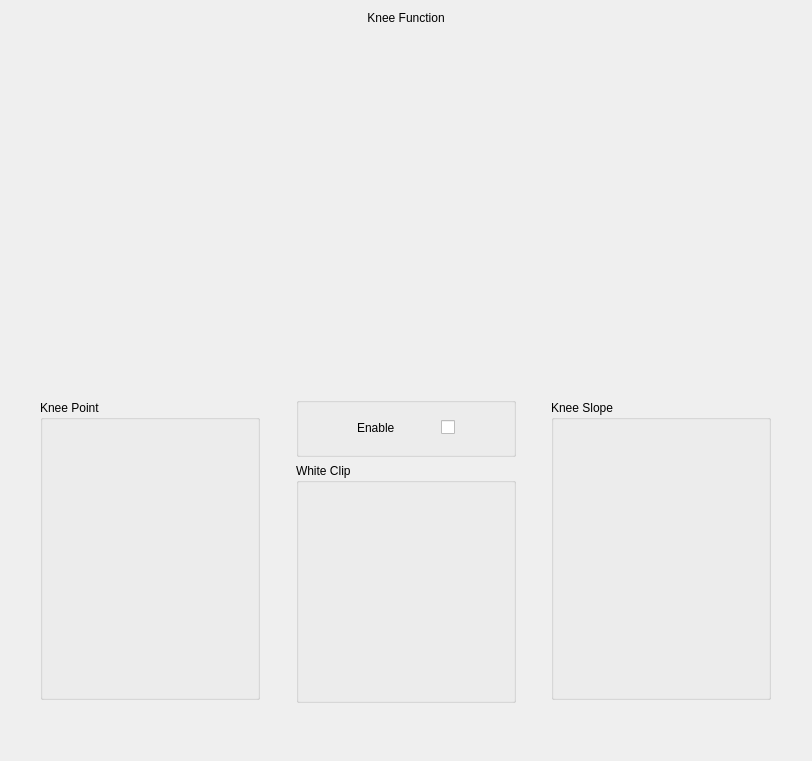
First picture: the form in dct_widgets/kneebox/kneebox.ui, repository KAYA-Instruments/SDI-Control-Point, before the edit.
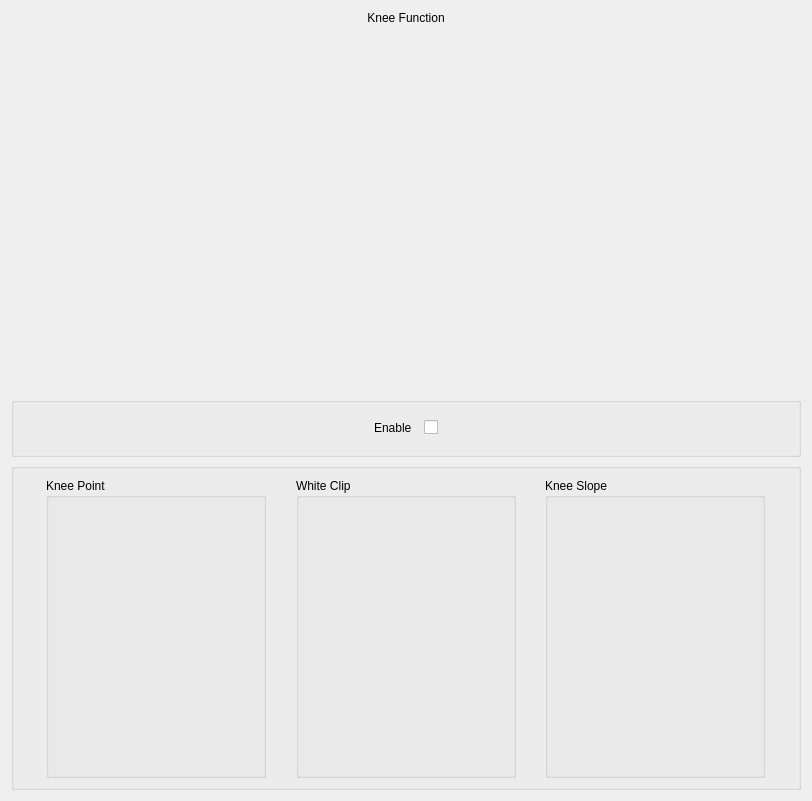
Second picture: the form after the edit. Custom widgets are drawn as their Qt base class.

```diff
--- a/dct_widgets/kneebox/kneebox.ui
+++ b/dct_widgets/kneebox/kneebox.ui
@@ -58,95 +58,6 @@
     </widget>
    </item>
    <item>
-    <layout class="QHBoxLayout" name="horizontalLayout">
-     <item>
-      <spacer name="horizontalSpacer">
-       <property name="orientation">
-        <enum>Qt::Horizontal</enum>
-       </property>
-       <property name="sizeHint" stdset="0">
-        <size>
-         <width>40</width>
-         <height>20</height>
-        </size>
-       </property>
-      </spacer>
-     </item>
-     <item>
-      <layout class="QVBoxLayout" name="verticalLayout_3">
-       <item>
-        <widget class="SingleChannelKnobBox" name="KneePoint">
-         <property name="minimumSize">
-          <size>
-           <width>220</width>
-           <height>300</height>
-          </size>
-         </property>
-         <property name="maximumSize">
-          <size>
-           <width>300</width>
-           <height>300</height>
-          </size>
-         </property>
-         <property name="focusPolicy">
-          <enum>Qt::TabFocus</enum>
-         </property>
-         <property name="toolTip">
-          <string/>
-         </property>
-         <property name="whatsThis">
-          <string/>
-         </property>
-         <property name="title">
-          <string>Knee Point</string>
-         </property>
-         <property name="maxRounds" stdset="0">
-          <number>1</number>
-         </property>
-         <property name="minimum" stdset="0">
-          <number>0</number>
-         </property>
-         <property name="maximum" stdset="0">
-          <number>100</number>
-         </property>
-         <property name="base" stdset="0">
-          <number>10</number>
-         </property>
-         <property name="comma" stdset="0">
-          <number>0</number>
-         </property>
-         <property name="fmt" stdset="0">
-          <string>%3.0f</string>
-         </property>
-         <property name="maxAngle" stdset="0">
-          <number>180</number>
-         </property>
-         <property name="needleImage" stdset="0">
-          <pixmap resource="../../resource/resource.qrc">:/images/needle/dial-pointer.png</pixmap>
-         </property>
-         <property name="backgroundImage" stdset="0">
-          <pixmap resource="../../resource/resource.qrc">:/images/back/dial-back-gray_full.png</pixmap>
-         </property>
-        </widget>
-       </item>
-      </layout>
-     </item>
-     <item>
-      <spacer name="horizontalSpacer_2">
-       <property name="orientation">
-        <enum>Qt::Horizontal</enum>
-       </property>
-       <property name="sizeHint" stdset="0">
-        <size>
-         <width>40</width>
-         <height>20</height>
-        </size>
-       </property>
-      </spacer>
-     </item>
-     <item>
-      <layout class="QVBoxLayout" name="verticalLayout">
-       <item>
         <widget class="QGroupBox" name="groupBox">
          <property name="minimumSize">
           <size>
@@ -166,6 +77,22 @@
          <layout class="QGridLayout" name="gridLayout">
           <item row="0" column="1">
            <layout class="QHBoxLayout" name="horizontalLayout_2">
+        <property name="spacing">
+         <number>12</number>
+        </property>
+        <item>
+         <spacer name="horizontalSpacer_5">
+          <property name="orientation">
+           <enum>Qt::Horizontal</enum>
+          </property>
+          <property name="sizeHint" stdset="0">
+           <size>
+            <width>40</width>
+            <height>20</height>
+           </size>
+          </property>
+         </spacer>
+        </item>
             <item>
              <widget class="QLabel" name="lblEnable">
               <property name="text">
@@ -173,19 +100,6 @@
               </property>
              </widget>
             </item>
-            <item>
-             <spacer name="horizontalSpacer_7">
-              <property name="orientation">
-               <enum>Qt::Horizontal</enum>
-              </property>
-              <property name="sizeHint" stdset="0">
-               <size>
-                <width>40</width>
-                <height>20</height>
-               </size>
-              </property>
-             </spacer>
-            </item>
             <item>
              <widget class="QCheckBox" name="cbxEnable">
               <property name="layoutDirection">
@@ -196,22 +110,7 @@
               </property>
              </widget>
             </item>
-           </layout>
-          </item>
-          <item row="0" column="0">
-           <spacer name="horizontalSpacer_5">
-            <property name="orientation">
-             <enum>Qt::Horizontal</enum>
-            </property>
-            <property name="sizeHint" stdset="0">
-             <size>
-              <width>40</width>
-              <height>20</height>
-             </size>
-            </property>
-           </spacer>
-          </item>
-          <item row="0" column="2">
+        <item>
            <spacer name="horizontalSpacer_6">
             <property name="orientation">
              <enum>Qt::Horizontal</enum>
@@ -225,20 +124,115 @@
            </spacer>
           </item>
          </layout>
-        </widget>
-       </item>
+      </item>
+     </layout>
+    </widget>
+   </item>
+   <item>
+    <widget class="QGroupBox" name="">
+     <layout class="QHBoxLayout" name="horizontalLayout">
+      <item>
+       <spacer name="horizontalSpacer">
+        <property name="orientation">
+         <enum>Qt::Horizontal</enum>
+        </property>
+        <property name="sizeHint" stdset="0">
+         <size>
+          <width>40</width>
+          <height>20</height>
+         </size>
+        </property>
+       </spacer>
+      </item>
+      <item>
+       <layout class="QVBoxLayout" name="verticalLayout_3">
+        <item>
+         <widget class="SingleChannelKnobBox" name="KneePoint">
+          <property name="minimumSize">
+           <size>
+            <width>220</width>
+            <height>300</height>
+           </size>
+          </property>
+          <property name="maximumSize">
+           <size>
+            <width>300</width>
+            <height>300</height>
+           </size>
+          </property>
+          <property name="focusPolicy">
+           <enum>Qt::TabFocus</enum>
+          </property>
+          <property name="toolTip">
+           <string/>
+          </property>
+          <property name="whatsThis">
+           <string/>
+          </property>
+          <property name="title">
+           <string>Knee Point</string>
+          </property>
+          <property name="maxRounds" stdset="0">
+           <number>1</number>
+          </property>
+          <property name="minimum" stdset="0">
+           <number>0</number>
+          </property>
+          <property name="maximum" stdset="0">
+           <number>100</number>
+          </property>
+          <property name="base" stdset="0">
+           <number>10</number>
+          </property>
+          <property name="comma" stdset="0">
+           <number>0</number>
+          </property>
+          <property name="fmt" stdset="0">
+           <string>%3.0f</string>
+          </property>
+          <property name="maxAngle" stdset="0">
+           <number>180</number>
+          </property>
+          <property name="needleImage" stdset="0">
+           <pixmap resource="../../resource/resource.qrc">:/images/needle/dial-pointer.png</pixmap>
+          </property>
+          <property name="backgroundImage" stdset="0">
+           <pixmap resource="../../resource/resource.qrc">:/images/back/dial-back-gray_full.png</pixmap>
+          </property>
+         </widget>
+        </item>
+       </layout>
+      </item>
+      <item>
+       <spacer name="horizontalSpacer_2">
+        <property name="orientation">
+         <enum>Qt::Horizontal</enum>
+        </property>
+        <property name="sizeHint" stdset="0">
+         <size>
+          <width>40</width>
+          <height>20</height>
+         </size>
+        </property>
+       </spacer>
+      </item>
+      <item>
+       <layout class="QVBoxLayout" name="verticalLayout">
        <item>
         <widget class="SingleChannelKnobBox" name="WhiteClip">
+          <property name="enabled">
+           <bool>true</bool>
+          </property>
          <property name="minimumSize">
           <size>
            <width>220</width>
-           <height>240</height>
+            <height>300</height>
           </size>
          </property>
          <property name="maximumSize">
           <size>
-           <width>220</width>
-           <height>240</height>
+            <width>300</width>
+            <height>300</height>
           </size>
          </property>
          <property name="focusPolicy">
@@ -373,6 +367,7 @@
       </spacer>
      </item>
     </layout>
+    </widget>
    </item>
    <item>
     <spacer name="verticalSpacer">
```
Left out of the diff: 2 changed lines with no effect on the pictures. Lines whose indentation alone changed are shown as unchanged.
